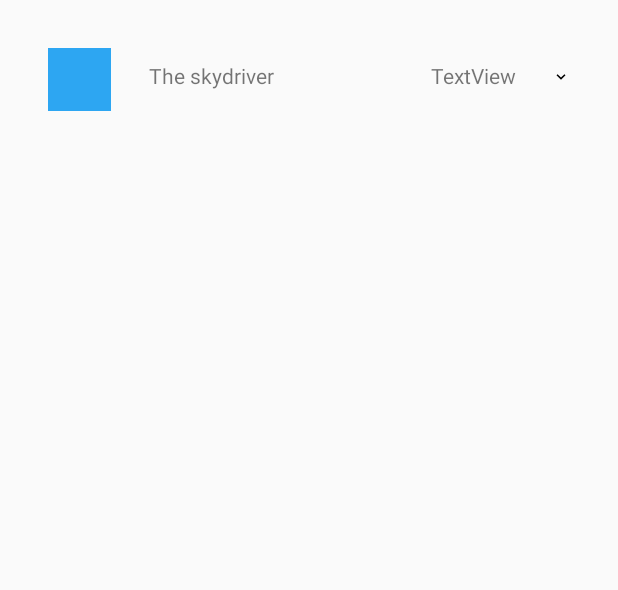
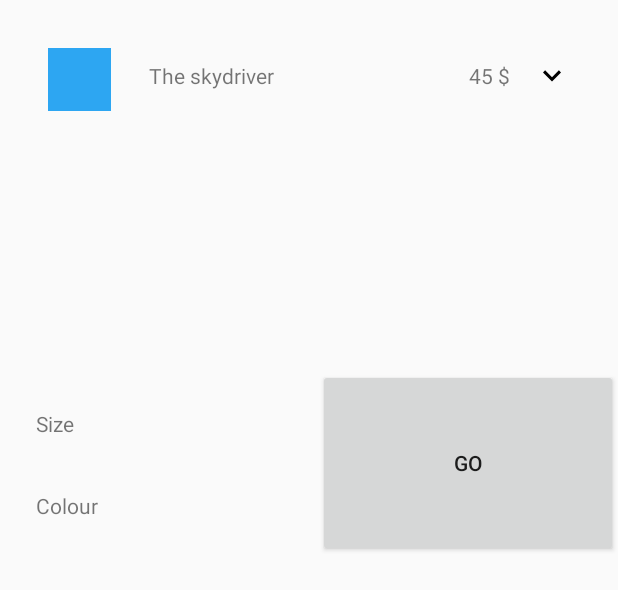
Before and after one commit to saulmm/From-design-to-Android-part1, an Android app: the layout fragment_order_form.xml on its own in the app's theme, with its tools: preview values and no code run, on a phone screen of 412 x 824 dp. Shown: the top 590 px of the screen. Run offline under Robolectric (Android 15) with nearby library versions, the phone set to English and light mode, and no system bars.

Commit message:
Implemented fragment_order_form layout part

```diff
--- a/app/src/main/res/layout/fragment_order_form.xml
+++ b/app/src/main/res/layout/fragment_order_form.xml
@@ -21,6 +21,7 @@
             app:layout_constraintTop_toTopOf="parent"
             app:layout_constraintVertical_chainStyle="packed"
             app:srcCompat="@color/product_blue"
+            tools:ignore="ContentDescription"
             />
 
         <TextView
@@ -28,46 +29,86 @@
             android:layout_width="0dp"
             android:layout_height="wrap_content"
             android:layout_marginBottom="8dp"
+            android:layout_marginEnd="8dp"
             android:layout_marginLeft="25dp"
             android:layout_marginRight="8dp"
             android:layout_marginStart="25dp"
             android:layout_marginTop="8dp"
             android:text="The skydriver"
             app:layout_constraintBottom_toBottomOf="@+id/img_product"
+            app:layout_constraintHorizontal_bias="0.5"
             app:layout_constraintHorizontal_weight="1"
             app:layout_constraintLeft_toRightOf="@+id/img_product"
-            app:layout_constraintRight_toLeftOf="@+id/textView"
+            app:layout_constraintRight_toLeftOf="@+id/txt_price"
             app:layout_constraintTop_toTopOf="@+id/img_product"
-            app:layout_constraintVertical_bias="0.111"
+            app:layout_constraintVertical_bias="0.110000014"
             />
 
         <TextView
-            android:id="@+id/textView"
+            android:id="@+id/txt_price"
             android:layout_width="wrap_content"
             android:layout_height="wrap_content"
-            android:layout_marginLeft="0dp"
-            android:layout_marginRight="16dp"
-            android:text="TextView"
+            android:layout_marginEnd="16dp"
+            android:layout_marginRight="32dp"
+            android:drawablePadding="@dimen/spacing_large"
+            android:drawableRight="@drawable/vd_down_arrow"
+            android:gravity="center_vertical"
             app:layout_constraintBaseline_toBaselineOf="@+id/txt_name"
+            app:layout_constraintHorizontal_bias="0.5"
             app:layout_constraintLeft_toRightOf="@+id/txt_name"
-            app:layout_constraintRight_toLeftOf="@+id/imageView"
+            app:layout_constraintRight_toRightOf="parent"
+            tools:text="45 $"
             />
 
-        <ImageView
-            android:id="@+id/imageView"
-            android:layout_width="12dp"
-            android:layout_height="12dp"
-            android:layout_marginBottom="0dp"
-            android:layout_marginEnd="8dp"
-            android:layout_marginLeft="8dp"
-            android:layout_marginRight="32dp"
-            android:layout_marginTop="0dp"
-            app:layout_constraintBottom_toBottomOf="@+id/textView"
-            app:layout_constraintLeft_toRightOf="@+id/textView"
+
+        <FrameLayout
+            android:id="@+id/form_container"
+            android:layout_width="0dp"
+            android:layout_height="164dp"
+            android:layout_marginTop="8dp"
+            app:layout_constraintHorizontal_bias="0.0"
+            app:layout_constraintLeft_toLeftOf="parent"
             app:layout_constraintRight_toRightOf="parent"
-            app:layout_constraintTop_toTopOf="@+id/textView"
-            app:layout_constraintVertical_bias="0.6"
-            app:srcCompat="@drawable/vd_down_arrow"
+            app:layout_constraintTop_toBottomOf="@+id/img_product"
+            >
+
+        </FrameLayout>
+
+        <Button
+            android:id="@+id/btn_go"
+            android:layout_width="200dp"
+            android:layout_height="125dp"
+            android:text="@string/btn_go"
+            app:layout_constraintRight_toRightOf="parent"
+            app:layout_constraintTop_toBottomOf="@+id/form_container"
+            />
+
+        <TextView
+            android:id="@+id/txt_label_size"
+            android:layout_width="wrap_content"
+            android:layout_height="wrap_content"
+            android:layout_marginBottom="8dp"
+            android:layout_marginLeft="24dp"
+            android:layout_marginStart="16dp"
+            android:layout_marginTop="8dp"
+            android:text="@string/txt_label_size"
+            app:layout_constraintBottom_toTopOf="@+id/txt_label_colour"
+            app:layout_constraintLeft_toLeftOf="parent"
+            app:layout_constraintTop_toBottomOf="@+id/form_container"
+            />
+
+        <TextView
+            android:id="@+id/txt_label_colour"
+            android:layout_width="wrap_content"
+            android:layout_height="17dp"
+            android:layout_marginBottom="8dp"
+            android:layout_marginTop="8dp"
+            android:fontFamily="sans-serif"
+            android:text="@string/txt_label_colour"
+            app:layout_constraintBottom_toBottomOf="parent"
+            app:layout_constraintLeft_toLeftOf="@+id/txt_label_size"
+            app:layout_constraintTop_toBottomOf="@+id/txt_label_size"
+            app:layout_constraintVertical_bias="0.507"
             />
 
     </android.support.constraint.ConstraintLayout>
--- a/app/src/main/res/values/strings.xml
+++ b/app/src/main/res/values/strings.xml
@@ -91,4 +91,7 @@
         "when a user tries to pick up one of cards.\n\n"
     </string>
     <string name="action_settings">Settings</string>
+    <string name="btn_go">Go</string>
+    <string name="txt_label_size">Size</string>
+    <string name="txt_label_colour">Colour</string>
 </resources>
```
